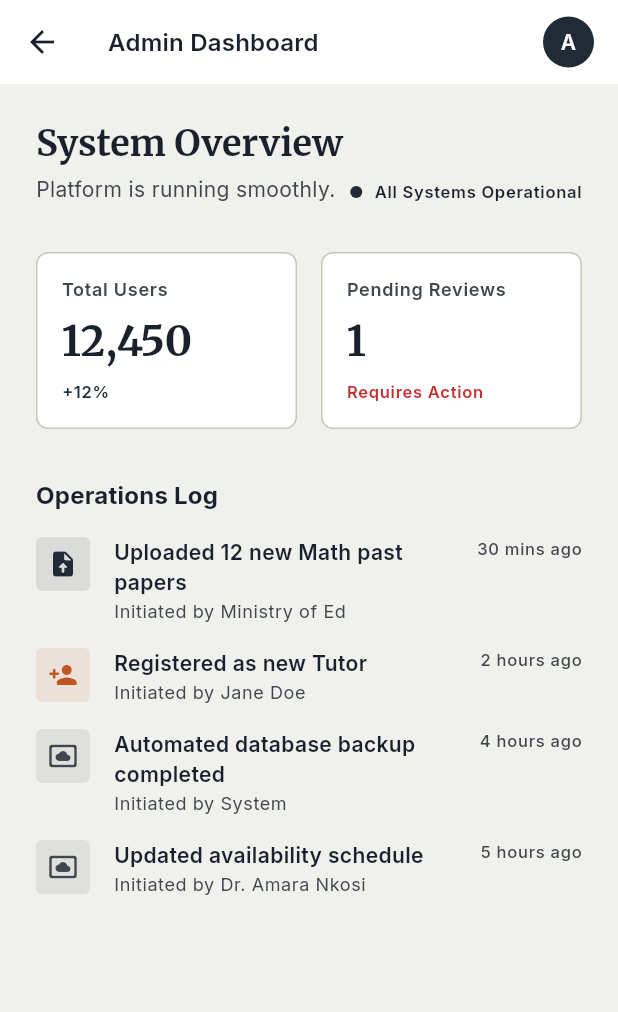
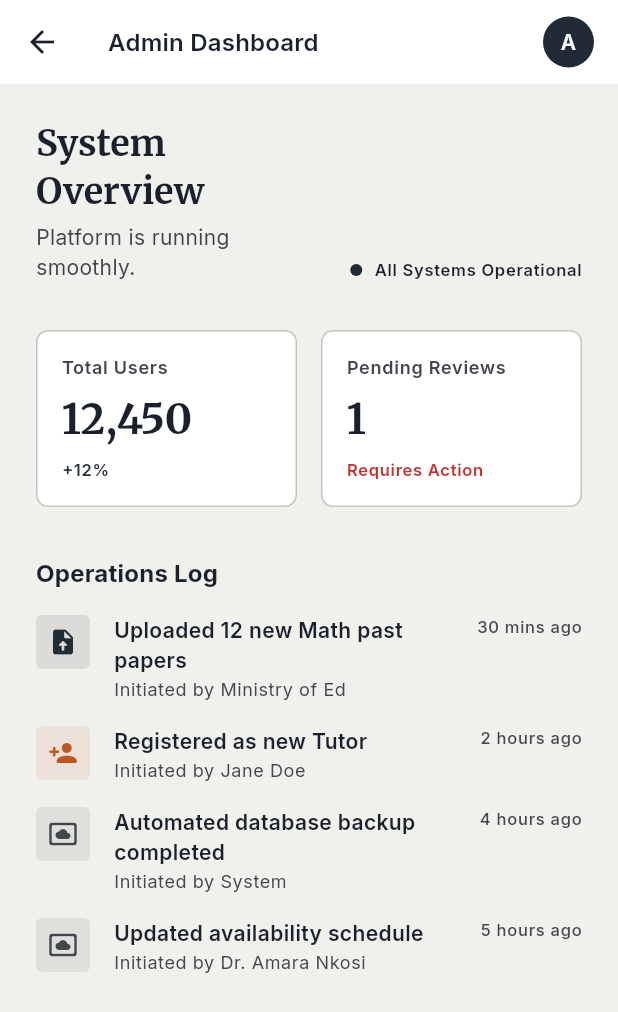
Before and after one commit to chris-moyo-codes/eduSupport-apk, a Flutter app: the AdminOverviewScreen screen opened directly, on a phone screen of 412 x 824 dp. Shown: the top 1012 px of the screen. Run offline on Flutter 3.47's test engine with Material 3 defaults, Android fonts, the phone set to English and light mode, and no system bars; our stand-ins replace dio, flutter_riverpod, flutter_secure_storage, go_router, google_fonts, shared_preferences; accounts and stored records are empty.

Commit message:
fix: resolve mobile responsive layout overflows

```diff
--- a/lib/core/widgets/edu_section_header.dart
+++ b/lib/core/widgets/edu_section_header.dart
@@ -21,7 +21,10 @@ class EduSectionHeader extends StatelessWidget {
           child: Column(
             crossAxisAlignment: CrossAxisAlignment.start,
             children: [
-              Text(title, style: Theme.of(context).textTheme.titleLarge),
+              Text(
+                title,
+                style: Theme.of(context).textTheme.titleLarge,
+              ),
               if (subtitle != null)
                 Padding(
                   padding: const EdgeInsets.only(top: 4),
--- a/lib/features/admin/presentation/screens/admin_overview_screen.dart
+++ b/lib/features/admin/presentation/screens/admin_overview_screen.dart
@@ -49,7 +49,8 @@ class AdminOverviewScreen extends ConsumerWidget {
                 mainAxisAlignment: MainAxisAlignment.spaceBetween,
                 crossAxisAlignment: CrossAxisAlignment.end,
                 children: [
-                  Column(
+                  Expanded(
+                    child: Column(
                       crossAxisAlignment: CrossAxisAlignment.start,
                       children: [
                         Text(
@@ -68,7 +69,10 @@ class AdminOverviewScreen extends ConsumerWidget {
                         ),
                       ],
                     ),
+                  ),
+                  const SizedBox(width: 16),
                   Row(
+                    mainAxisSize: MainAxisSize.min,
                     children: [
                       Container(
                         width: 8,
@@ -79,11 +83,14 @@ class AdminOverviewScreen extends ConsumerWidget {
                         ),
                       ),
                       const SizedBox(width: 8),
-                      Text(
+                      Flexible(
+                        child: Text(
                           'All Systems Operational',
                           style: theme.textTheme.labelSmall?.copyWith(
                             fontWeight: FontWeight.w600,
                             color: theme.colorScheme.onSurface,
+                          ),
+                          overflow: TextOverflow.ellipsis,
                         ),
                       ),
                     ],
--- a/lib/features/student/presentation/screens/tutors_screen.dart
+++ b/lib/features/student/presentation/screens/tutors_screen.dart
@@ -56,7 +56,9 @@ class _TutorsScreenState extends State<TutorsScreen> {
                   onChanged: (v) => setState(() => _query = v),
                 ),
                 const SizedBox(height: 10),
-                Row(
+                SingleChildScrollView(
+                  scrollDirection: Axis.horizontal,
+                  child: Row(
                     children: _filterLabels.map((label) {
                       final active = label == _activeFilter;
                       return Padding(
@@ -92,6 +94,7 @@ class _TutorsScreenState extends State<TutorsScreen> {
                         ),
                       );
                     }).toList(),
+                  ),
                 ),
                 const SizedBox(height: 12),
               ],
```
Lines whose indentation alone changed are shown as unchanged.
